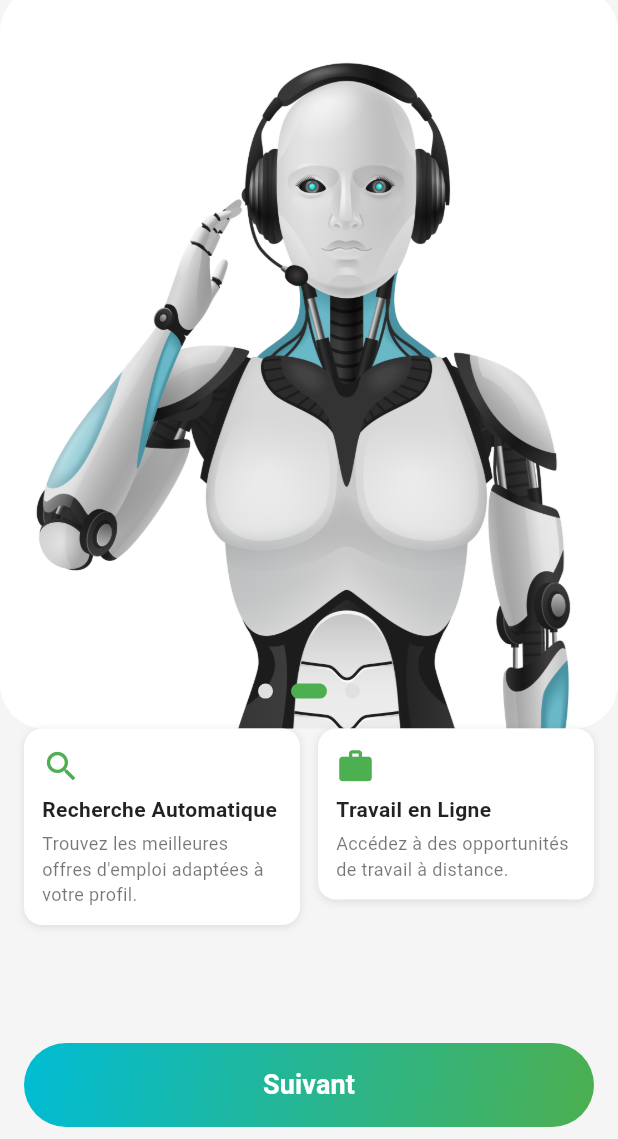
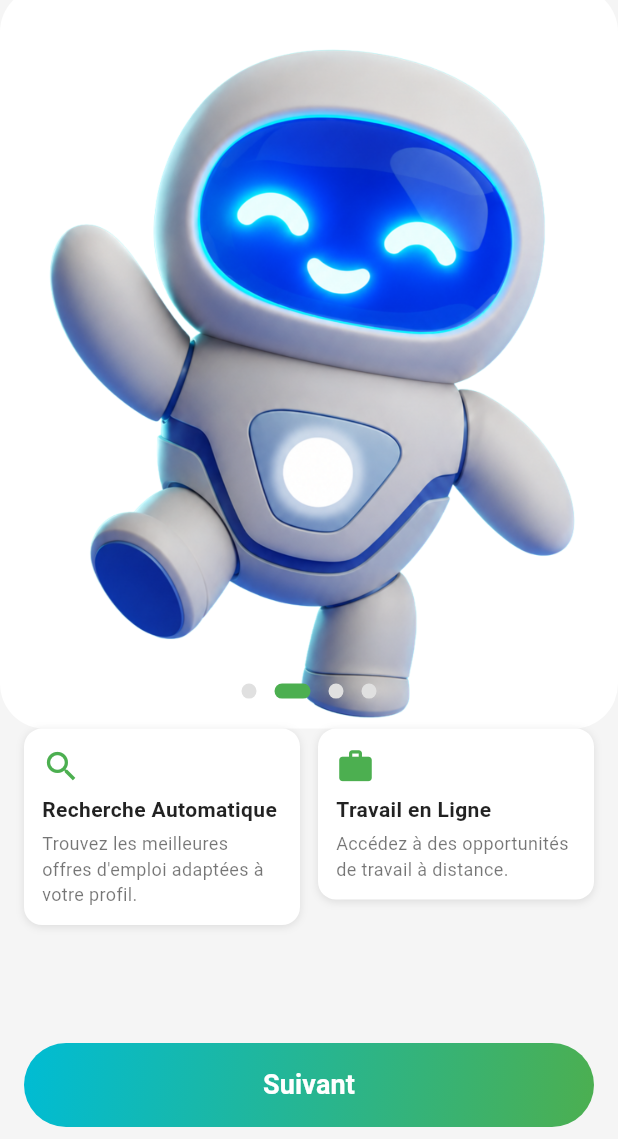
Before and after one commit to carelle-1/vera, a Flutter app: the screen it shows after launch, swiped to page 2, on a phone screen of 412 x 824 dp, the part 97-1236 px from its top. Run offline on Flutter 3.47's test engine with Material 3 defaults, Android fonts, the phone set to English and light mode, and no system bars; our stand-ins replace cached_network_image, cloud_firestore, file_picker, firebase_auth, firebase_core, firebase_messaging and 5 more; missing offline and left inert: phosphoricons_flutter; accounts and stored records are empty.

Commit message:
09/07/26 08:00

```diff
--- a/lib/screens/welcome_screen.dart
+++ b/lib/screens/welcome_screen.dart
@@ -14,9 +14,10 @@
   int _currentPage = 0;
 
   final List<String> _images = [
-    'assets/b48c8274-61df-480f-9cd9-47d697ef03e9.jpg',
-    'assets/28638.jpg',
-    'assets/Graident_Ai_Robot.jpg',
+    'assets/1.png',
+    'assets/2.png',
+    'assets/3.png',
+    'assets/4.png',
   ];
 
   @override
--- a/pubspec.yaml
+++ b/pubspec.yaml
@@ -46,10 +46,6 @@
     - assets/veras.png
     - assets/vera1.png
     - assets/logo (2).png
-    - assets/slide1.png
-    - assets/28638.jpg
-    - assets/Graident_Ai_Robot.jpg
-    - assets/b48c8274-61df-480f-9cd9-47d697ef03e9.jpg
     - assets/1.png
     - assets/2.png
     - assets/3.png
```
Also changed, not shown: assets/1.png, assets/2.png, assets/28638.jpg (deleted), assets/3.png, assets/4.png, assets/Graident_Ai_Robot.jpg (deleted), assets/b48c8274-61df-480f-9cd9-47d697ef03e9.jpg (deleted), assets/capture.jpeg (deleted), assets/slide1.png (deleted), 2 other files.
